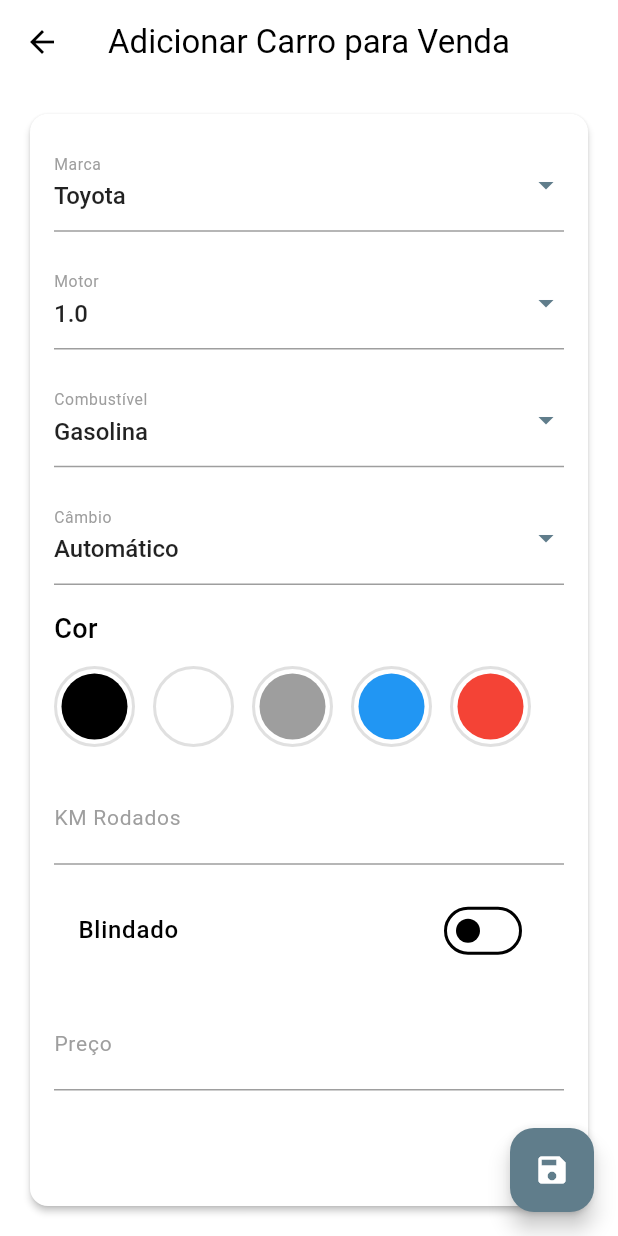
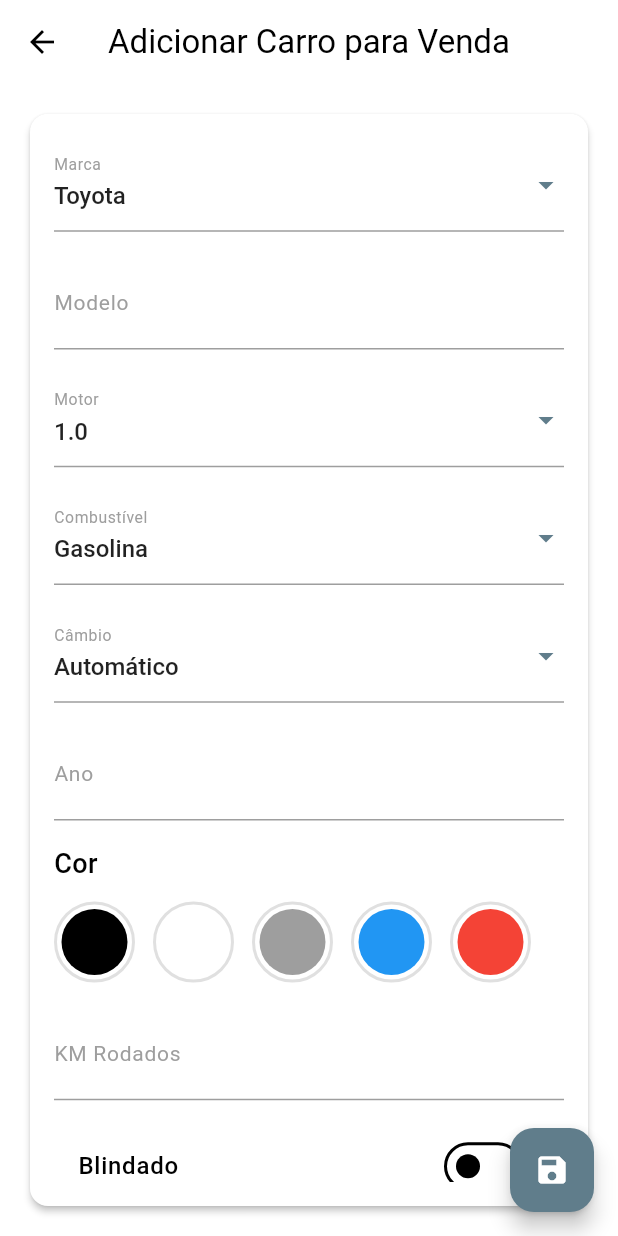
Before and after one commit to Harlock221B/roadcars_app, a Flutter app: the AddCarScreen screen opened directly, on a phone screen of 412 x 824 dp. Run offline on Flutter 3.47's test engine with Material 3 defaults, Android fonts, the phone set to English and light mode, and no system bars; our stand-ins replace cached_network_image, carousel_slider, cloud_firestore, dotted_border, firebase_auth, firebase_core and 2 more; accounts and stored records are empty; network calls fail.

Commit message:
Adiciona campos de modelo e ano na tela de adição de carro; atualiza a estrutura de dados para incluir essas informações.

```diff
--- a/lib/view/screens/add_car_screen.dart
+++ b/lib/view/screens/add_car_screen.dart
@@ -25,6 +25,8 @@ class _AddCarScreenState extends State<AddCarScreen> {
   final TextEditingController _kmController = TextEditingController();
   final TextEditingController _priceController = TextEditingController();
   final TextEditingController _descriptionController = TextEditingController();
+  final TextEditingController _modelController = TextEditingController();
+  final TextEditingController _yearController = TextEditingController();
 
   List<Uint8List> _carImages = [];
   List<String> _carImageUrls = [];
@@ -246,11 +248,13 @@ class _AddCarScreenState extends State<AddCarScreen> {
       try {
         DocumentReference carDoc = await _firestore.collection('cars').add({
           'brand': _selectedBrand,
+          'model': _modelController.text,
           'motor': _selectedMotor,
           'fuel': _selectedFuel,
           'transmission': _selectedTransmission,
           'color': _selectedColor,
           'km': _kmController.text,
+          'year': _yearController.text,
           'armored': _isArmored,
           'price': _priceController.text,
           'description': _descriptionController.text,
@@ -313,6 +317,8 @@ class _AddCarScreenState extends State<AddCarScreen> {
                     });
                   }),
                   const SizedBox(height: 16),
+                  _buildTextField(_modelController, 'Modelo'),
+                  const SizedBox(height: 16),
                   _buildDropdownField('Motor', _selectedMotor, motors, (value) {
                     setState(() {
                       _selectedMotor = value!;
@@ -332,6 +338,8 @@ class _AddCarScreenState extends State<AddCarScreen> {
                       _selectedTransmission = value!;
                     });
                   }),
+                  const SizedBox(height: 16),
+                  _buildTextField(_yearController, 'Ano'),
                   const SizedBox(height: 16),
                   _buildColorSelection(),
                   const SizedBox(height: 16),
```
